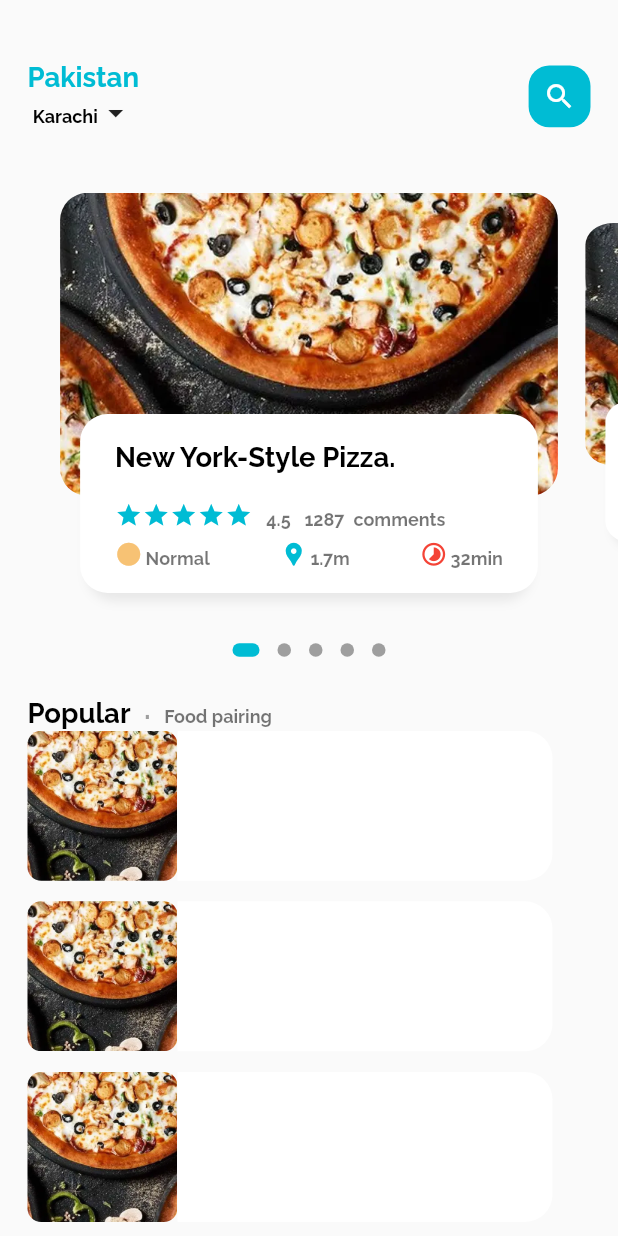
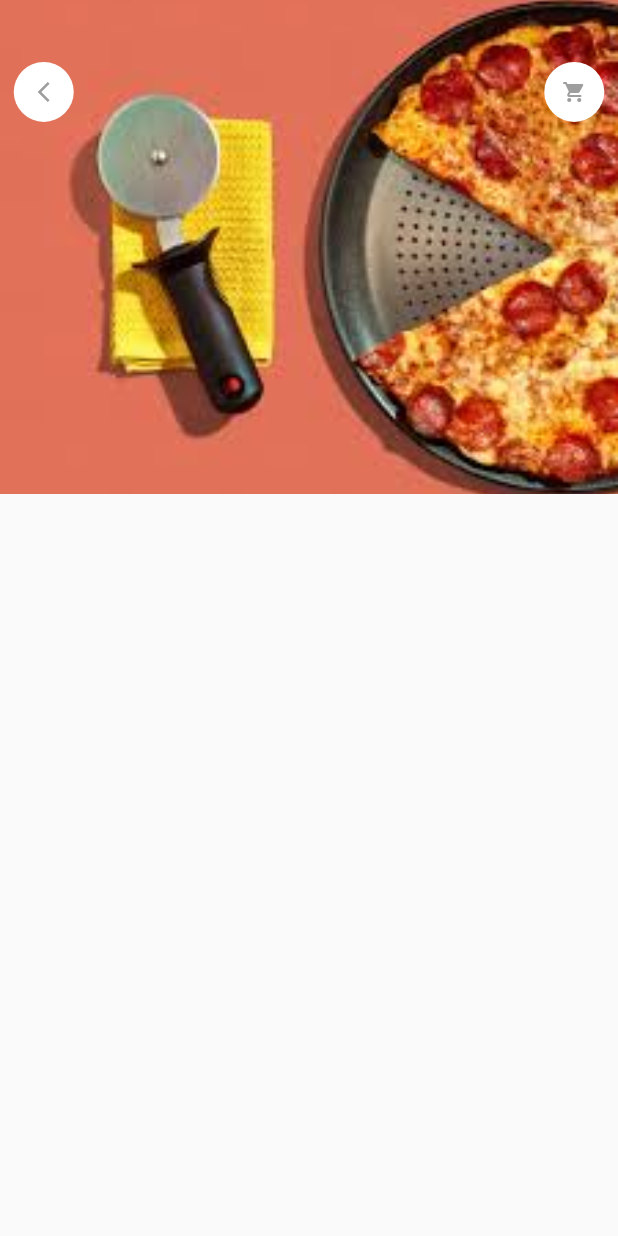
Before and after one commit to NomanShariq/Food_DeliveryApp, a Flutter app: the screen it shows after launch, on a phone screen of 412 x 824 dp. Run offline on Flutter 3.47's test engine with Material 2 defaults, Android fonts, the phone set to English and light mode, and no system bars; drawn by our look-alikes of dots_indicator; our stand-ins replace get.

Commit message:
popular product and detail page

```diff
--- a/lib/main.dart
+++ b/lib/main.dart
@@ -1,6 +1,8 @@
 import 'package:flutter/material.dart';
+import 'package:food_delivery_app/pages/food/popular_food_detail.dart';
 import 'package:get/get_navigation/src/root/get_material_app.dart';
-import 'home/main_food_page.dart';
+
+import 'pages/home/main_food_page.dart';
 
 void main() {
   runApp(const MyApp());
@@ -17,7 +19,7 @@ class MyApp extends StatelessWidget {
       theme: ThemeData(
         primarySwatch: Colors.blue,
       ),
-      home: MainFoodPage(),
+      home: PopularFoodDetailPage(),
     );
   }
 }
--- /dev/null
+++ b/lib/pages/food/popular_food_detail.dart
@@ -0,0 +1,44 @@
+import 'package:flutter/material.dart';
+import 'package:food_delivery_app/utilis/dimensions.dart';
+import 'package:food_delivery_app/widgets/app_icon.dart';
+
+class PopularFoodDetailPage extends StatelessWidget {
+  const PopularFoodDetailPage({Key? key}) : super(key: key);
+
+  @override
+  Widget build(BuildContext context) {
+    return Scaffold(
+      body: Stack(
+        children: [
+          Positioned(
+            left: 0,
+            right: 0,
+            child: Container(
+              width: double.infinity,
+              height: Dimension.detailImgSize,
+              decoration: BoxDecoration(
+                  image: DecorationImage(
+                fit: BoxFit.cover,
+                image: AssetImage("assets/image/Prodetail.jpg"),
+              )),
+            ),
+          ),
+          Positioned(
+            top: Dimension.height45,
+            left: Dimension.width10,
+            right: Dimension.width10,
+            child: Row(
+              mainAxisAlignment: MainAxisAlignment.spaceBetween,
+              children: [
+                AppIcon(icon: Icons.arrow_back_ios_new),
+                AppIcon(
+                  icon: Icons.shopping_cart,
+                )
+              ],
+            ),
+          ),
+        ],
+      ),
+    );
+  }
+}
--- a/lib/home/main_food_page.dart
+++ b/lib/pages/home/main_food_page.dart
@@ -1,5 +1,5 @@
 import 'package:flutter/material.dart';
-import 'package:food_delivery_app/home/food_page_body.dart';
+import '../home/food_page_body.dart';
 import 'package:food_delivery_app/utilis/dimensions.dart';
 import 'package:food_delivery_app/widgets/big_text.dart';
 import 'package:food_delivery_app/widgets/small_text.dart';
@@ -19,7 +19,7 @@ class _MainFoodPageState extends State<MainFoodPage> {
       children: [
         Container(
             margin: EdgeInsets.only(
-                top: Dimension.height45, bottom: Dimension.height45),
+                top: Dimension.height45, bottom: Dimension.height15),
             padding: EdgeInsets.only(
                 left: Dimension.width20, right: Dimension.width20),
             child: Row(
--- a/lib/utilis/dimensions.dart
+++ b/lib/utilis/dimensions.dart
@@ -30,4 +30,11 @@ class Dimension {
   //Icon size
   static double iconSize24 = screenHeight / 37.45;
   static double iconSize20 = screenHeight / 44.95;
+
+  // list view image size
+  static double listViewImgSize = screenHeight / 8.99;
+  static double listViewTextSize = screenHeight / 8.99;
+
+  //Deatil page img
+  static double detailImgSize = screenHeight / 2.5;
 }
--- /dev/null
+++ b/lib/widgets/app_icon.dart
@@ -0,0 +1,33 @@
+import 'package:flutter/material.dart';
+
+class AppIcon extends StatelessWidget {
+  final IconData icon;
+  final Color backgroundcolor;
+  final Color iconColour;
+  final double size;
+
+  AppIcon({
+    Key? key,
+    required this.icon,
+    this.backgroundcolor = Colors.white,
+    this.iconColour = Colors.grey,
+    this.size = 40,
+  }) : super(key: key);
+
+  @override
+  Widget build(BuildContext context) {
+    return Container(
+      height: size,
+      width: size,
+      decoration: BoxDecoration(
+        borderRadius: BorderRadius.circular(size / 2),
+        color: backgroundcolor,
+      ),
+      child: Icon(
+        icon,
+        color: iconColour,
+        size: 16,
+      ),
+    );
+  }
+}
```
Also changed, not shown: lib/pages/home/food_page_body.dart (renamed from lib/home/food_page_body.dart, +48 -12 lines), assets/image/Prodetail.jpg (added).
